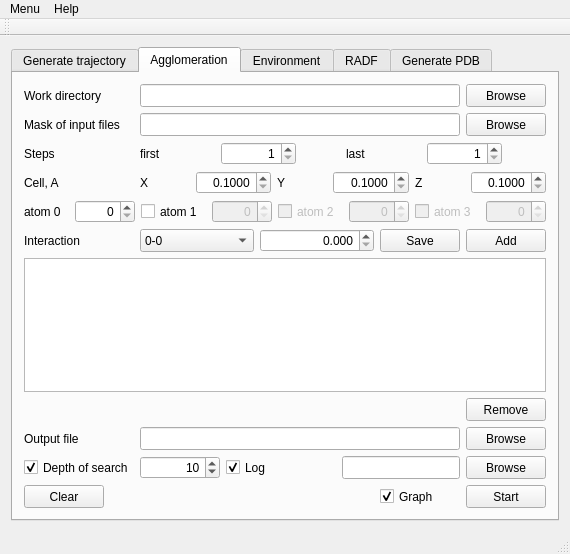
Old version of the form mathmech/mainwindow.ui in the repository arcan1s/moldyn.
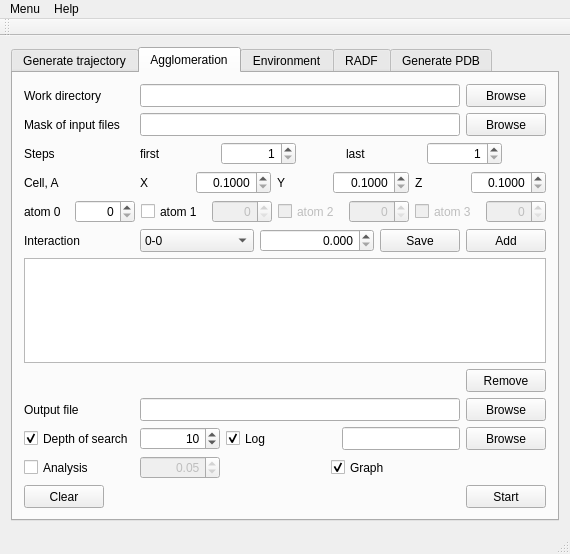
New version of the form. The open tabs and pages were chosen to show the change.

```diff
--- a/mathmech/mainwindow.ui
+++ b/mathmech/mainwindow.ui
@@ -14,8 +14,8 @@
    <string>Mathematical Molecular Mechanics</string>
   </property>
   <widget class="QWidget" name="centralWidget">
-   <layout class="QGridLayout" name="gridLayout">
-    <item row="0" column="1">
+   <layout class="QVBoxLayout" name="verticalLayout_2">
+    <item>
      <widget class="QTabWidget" name="tabWidget">
       <property name="currentIndex">
        <number>0</number>
@@ -447,7 +447,7 @@
        <attribute name="title">
         <string>Agglomeration</string>
        </attribute>
-       <layout class="QVBoxLayout" name="verticalLayout_2">
+       <layout class="QVBoxLayout" name="verticalLayout_6">
         <item>
          <layout class="QHBoxLayout" name="statgen_layout_workDir">
           <item>
@@ -1205,6 +1205,90 @@
           </item>
          </layout>
         </item>
+        <item>
+         <layout class="QHBoxLayout" name="statgen_layout_out_3">
+          <item>
+           <widget class="QCheckBox" name="statgen_checkBox_anal">
+            <property name="minimumSize">
+             <size>
+              <width>110</width>
+              <height>23</height>
+             </size>
+            </property>
+            <property name="text">
+             <string>Analysis</string>
+            </property>
+           </widget>
+          </item>
+          <item>
+           <widget class="QDoubleSpinBox" name="statgen_doubleSpinBox_anal">
+            <property name="enabled">
+             <bool>false</bool>
+            </property>
+            <property name="minimumSize">
+             <size>
+              <width>80</width>
+              <height>23</height>
+             </size>
+            </property>
+            <property name="alignment">
+             <set>Qt::AlignRight|Qt::AlignTrailing|Qt::AlignVCenter</set>
+            </property>
+            <property name="maximum">
+             <double>1.000000000000000</double>
+            </property>
+            <property name="singleStep">
+             <double>0.100000000000000</double>
+            </property>
+            <property name="value">
+             <double>0.050000000000000</double>
+            </property>
+           </widget>
+          </item>
+          <item>
+           <spacer name="horizontalSpacer_16">
+            <property name="orientation">
+             <enum>Qt::Horizontal</enum>
+            </property>
+            <property name="sizeHint" stdset="0">
+             <size>
+              <width>40</width>
+              <height>20</height>
+             </size>
+            </property>
+           </spacer>
+          </item>
+          <item>
+           <widget class="QCheckBox" name="statgen_checkBox_graph">
+            <property name="minimumSize">
+             <size>
+              <width>110</width>
+              <height>23</height>
+             </size>
+            </property>
+            <property name="text">
+             <string>Graph</string>
+            </property>
+            <property name="checked">
+             <bool>true</bool>
+            </property>
+           </widget>
+          </item>
+          <item>
+           <spacer name="horizontalSpacer_17">
+            <property name="orientation">
+             <enum>Qt::Horizontal</enum>
+            </property>
+            <property name="sizeHint" stdset="0">
+             <size>
+              <width>40</width>
+              <height>20</height>
+             </size>
+            </property>
+           </spacer>
+          </item>
+         </layout>
+        </item>
         <item>
          <layout class="QHBoxLayout" name="statgen_layout_buttons">
           <item>
@@ -1236,22 +1320,6 @@
             </property>
            </spacer>
           </item>
-          <item>
-           <widget class="QCheckBox" name="statgen_checkBox_graph">
-            <property name="minimumSize">
-             <size>
-              <width>80</width>
-              <height>23</height>
-             </size>
-            </property>
-            <property name="text">
-             <string>Graph</string>
-            </property>
-            <property name="checked">
-             <bool>true</bool>
-            </property>
-           </widget>
-          </item>
           <item>
            <widget class="QPushButton" name="statgen_pushButton_start">
             <property name="minimumSize">
```
Left out of the diff: 5 changed lines with no effect on the pictures.
